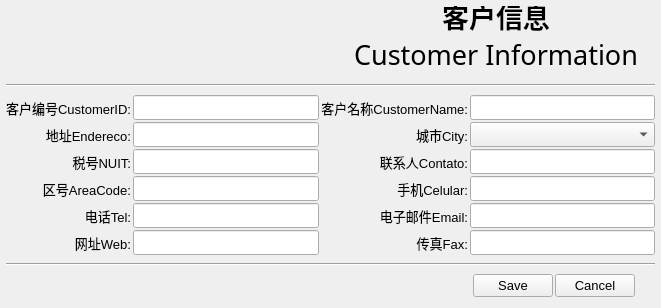
Before: the Qt Designer form Ui/FormCustomerEdit.ui in golden7602/zion, drawn with Qt 5.
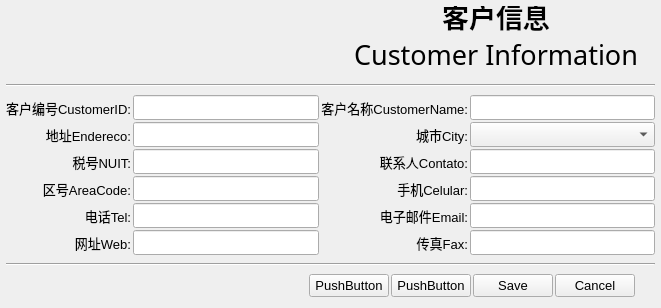
After: the same form once the commit is applied. Icons and pictures are not drawn.

Patch:
```diff
--- a/Ui/FormCustomerEdit.ui
+++ b/Ui/FormCustomerEdit.ui
@@ -643,6 +643,20 @@
        </property>
       </spacer>
      </item>
+     <item>
+      <widget class="QPushButton" name="butPDF">
+       <property name="text">
+        <string>PushButton</string>
+       </property>
+      </widget>
+     </item>
+     <item>
+      <widget class="QPushButton" name="butPrint_2">
+       <property name="text">
+        <string>PushButton</string>
+       </property>
+      </widget>
+     </item>
      <item>
       <widget class="QPushButton" name="butSave">
        <property name="text">
```
Left out of the diff: 2 changed lines with no effect on the pictures.
